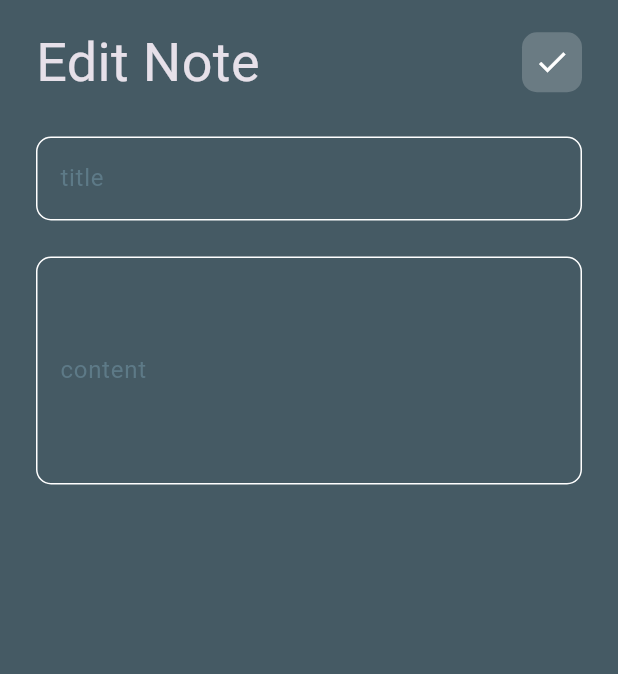
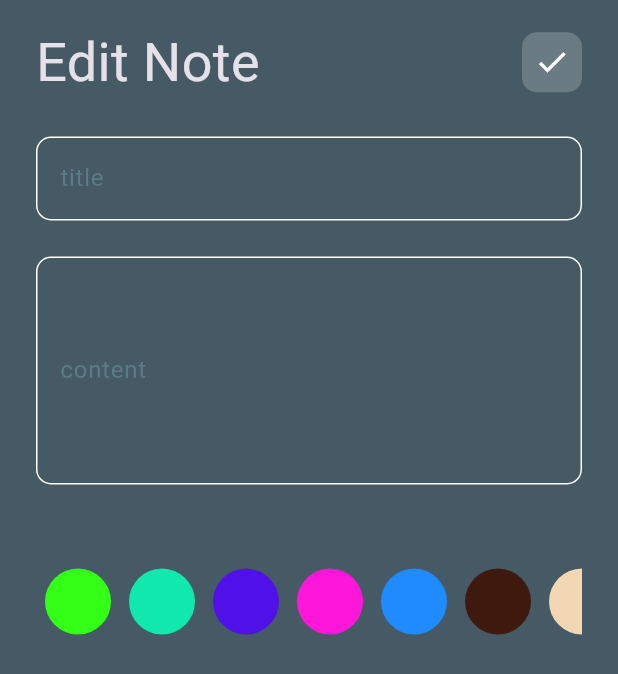
Before and after one commit to wael-saif23/note_app_tr2, a Flutter app: the EditNoteView screen opened directly with empty values, on a phone screen of 412 x 824 dp. Shown: the top 674 px of the screen. Run offline on Flutter 3.47's test engine with Material 3 defaults, Android fonts, the phone set to English and light mode, and no system bars; our stand-ins replace bloc, flutter_bloc, hive, hive_flutter; accounts and stored records are empty.

Commit message:
Add new colors list and color selection functionality
Added a list of colors for notes and implemented color selection
functionality in the add note form and edit note view body.

```diff
--- a/lib/constants.dart
+++ b/lib/constants.dart
@@ -2,3 +2,18 @@ import 'package:flutter/material.dart';
 
 const kprimaryColor = Colors.blueGrey;
 const kNoteBox = 'note_box';
+List<Color> kColors = const [
+    Color(0xff34FF17),
+    Color(0xff10E8AE),
+    Color(0xff5010E8),
+    Color(0xffFF17D9),
+    Color(0xff1F8BFF),
+    Color(0xff3E1A0E),
+    Color(0xffF1D8B3),
+    Color(0xffD3A75C),
+    Color(0xffA78A59),
+    Color(0xff382720),
+    Color(0xff1B2022),
+    Color(0xff37795C),
+    Color(0xffCB6A74),
+  ];
--- a/lib/cubits/add_note_cubit/add_note_cubit.dart
+++ b/lib/cubits/add_note_cubit/add_note_cubit.dart
@@ -1,4 +1,5 @@
 import 'package:bloc/bloc.dart';
+import 'package:flutter/material.dart';
 import 'package:meta/meta.dart';
 import 'package:note_app_tr2/models/note_model.dart';
 import 'package:hive/hive.dart';
@@ -8,9 +9,10 @@ part 'add_note_state.dart';
 
 class AddNoteCubit extends Cubit<AddNoteState> {
   AddNoteCubit() : super(AddNoteInitial());
+    Color color = Colors.greenAccent;
   addNote(NoteModel note) {
     emit(AddNoteLoading());
-
+note.color = color.value;
     try {
       var notesBox = Hive.box<NoteModel>(kNoteBox);
 
--- /dev/null
+++ b/lib/widgets/colors_items.dart
@@ -0,0 +1,74 @@
+import 'package:flutter/material.dart';
+import 'package:flutter_bloc/flutter_bloc.dart';
+import 'package:note_app_tr2/constants.dart';
+import 'package:note_app_tr2/cubits/add_note_cubit/add_note_cubit.dart';
+
+class ColorsItem extends StatelessWidget {
+  const ColorsItem({
+    super.key,
+    required this.isactive,
+    required this.colors,
+  });
+
+  final bool isactive;
+  final Color colors;
+
+  @override
+  Widget build(BuildContext context) {
+    return isactive
+        ? Padding(
+            padding: const EdgeInsets.symmetric(horizontal: 8),
+            child: CircleAvatar(
+              radius: 28,
+              backgroundColor: Colors.white,
+              child: CircleAvatar(
+                radius: 26,
+                backgroundColor: colors,
+              ),
+            ),
+          )
+        : Padding(
+            padding: const EdgeInsets.symmetric(horizontal: 6),
+            child: CircleAvatar(
+              radius: 22,
+              backgroundColor: colors,
+            ),
+          );
+  }
+}
+
+class ColorsItemList extends StatefulWidget {
+  const ColorsItemList({super.key});
+
+  @override
+  State<ColorsItemList> createState() => _ColorsItemListState();
+}
+
+class _ColorsItemListState extends State<ColorsItemList> {
+  int selectIndex = 0;
+
+  @override
+  Widget build(BuildContext context) {
+    return SizedBox(
+      height: 30 * 2,
+      child: ListView.builder(
+        itemCount: kColors.length,
+        scrollDirection: Axis.horizontal,
+        itemBuilder: (BuildContext context, int index) {
+          return GestureDetector(
+            onTap: () {
+              BlocProvider.of<AddNoteCubit>(context).color = kColors[index];
+              setState(() {
+                selectIndex = index;
+              });
+            },
+            child: ColorsItem(
+              colors: kColors[index],
+              isactive: selectIndex == index,
+            ),
+          );
+        },
+      ),
+    );
+  }
+}
--- /dev/null
+++ b/lib/widgets/edit_note_color_list.dart
@@ -0,0 +1,44 @@
+import 'package:flutter/material.dart';
+import 'package:note_app_tr2/constants.dart';
+import 'package:note_app_tr2/models/note_model.dart';
+import 'package:note_app_tr2/widgets/colors_items.dart';
+
+class EditNoteColorList extends StatefulWidget {
+  const EditNoteColorList({super.key, required this.note});
+  final NoteModel note;
+  @override
+  State<EditNoteColorList> createState() => _EditNoteColorListState();
+}
+
+class _EditNoteColorListState extends State<EditNoteColorList> {
+  late int selectedColorIndex;
+  @override
+  void initState() {
+    selectedColorIndex = kColors.indexOf(Color(widget.note.color));
+    super.initState();
+  }
+
+  @override
+  Widget build(BuildContext context) {
+    return SizedBox(
+      height: 30 * 2,
+      child: ListView.builder(
+        itemCount: kColors.length,
+        scrollDirection: Axis.horizontal,
+        itemBuilder: (BuildContext context, int index) {
+          return GestureDetector(
+            onTap: () {
+              selectedColorIndex = index;
+              widget.note.color = kColors[index].value;
+              setState(() {});
+            },
+            child: ColorsItem(
+              colors: kColors[index],
+              isactive: selectedColorIndex == index,
+            ),
+          );
+        },
+      ),
+    );
+  }
+}
--- a/lib/widgets/edit_note_view_body.dart
+++ b/lib/widgets/edit_note_view_body.dart
@@ -1,11 +1,14 @@
 import 'package:flutter/material.dart';
 import 'package:flutter_bloc/flutter_bloc.dart';
+import 'package:note_app_tr2/constants.dart';
 import 'package:note_app_tr2/cubits/notes_cubit/notes_cubit.dart';
 import 'package:note_app_tr2/models/note_model.dart';
+import 'package:note_app_tr2/widgets/colors_items.dart';
 
 import 'package:note_app_tr2/widgets/custom_app_bar.dart';
 
 import 'package:note_app_tr2/widgets/custom_text_field.dart';
+import 'package:note_app_tr2/widgets/edit_note_color_list.dart';
 
 class EditNoteViewBody extends StatefulWidget {
   const EditNoteViewBody({super.key, required this.note});
@@ -58,6 +61,9 @@ class _EditNoteViewBodyState extends State<EditNoteViewBody> {
         const SizedBox(
           height: 48,
         ),
+        EditNoteColorList(
+          note: widget.note,
+        ),
       ]),
     );
   }
```
Also changed, not shown: lib/cubits/notes_cubit/notes_cubit.dart (+3 -9 lines), lib/widgets/add_note_form.dart (+6 -1 lines).
